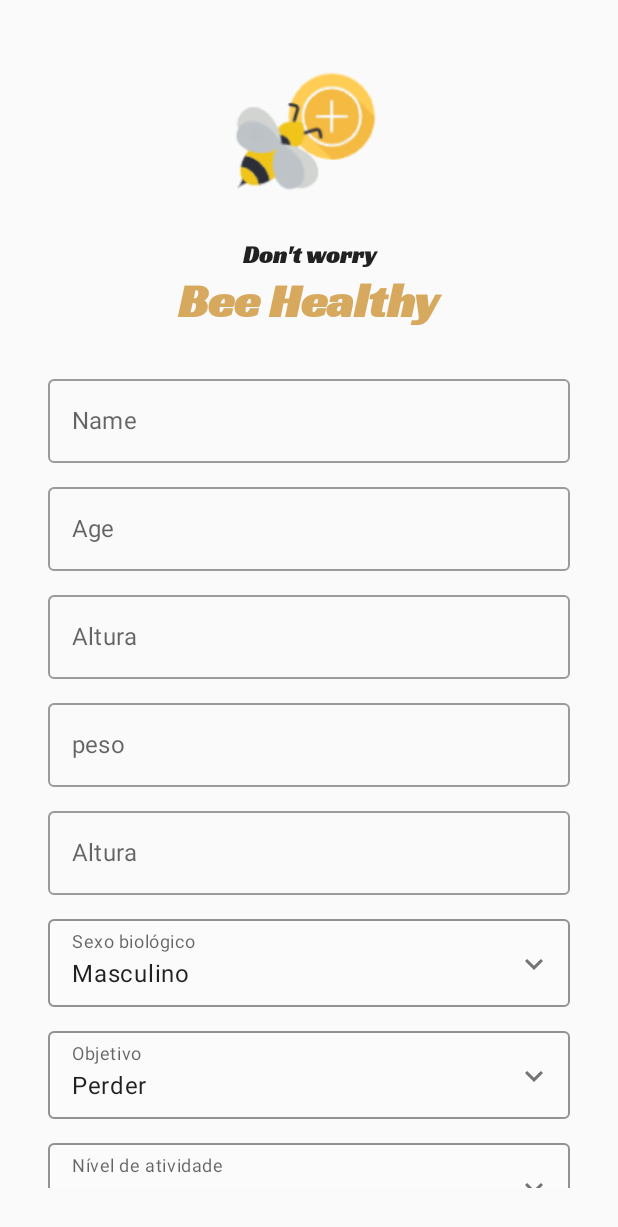
After one commit to DevCapu/BeeHealthy, an Android app built with Jetpack Compose: the HealthRegisterActivity screen opened directly, with no data from a screen before it, on a phone screen of 412 x 824 dp. The commit adds this screen. Shown: the top 1227 px of the screen. Run offline under Robolectric (Android 15) with nearby library versions, the phone set to English and light mode, and no system bars.

Commit message:
feature: add health registration screen

```diff
--- a/app/src/main/AndroidManifest.xml
+++ b/app/src/main/AndroidManifest.xml
@@ -26,6 +26,10 @@
         <activity
             android:name=".ui.activity.RegisterActivity"
             android:theme="@style/Theme.BeeHealthy" />
+
+        <activity
+            android:name=".ui.activity.HealthRegisterActivity"
+            android:exported="false" />
     </application>
 
 </manifest>
--- /dev/null
+++ b/app/src/main/java/br/com/devcapu/beehealthy/ui/activity/HealthRegisterActivity.kt
@@ -0,0 +1,177 @@
+package br.com.devcapu.beehealthy.ui.activity
+
+import android.content.Context
+import android.content.Intent
+import android.os.Bundle
+import androidx.activity.ComponentActivity
+import androidx.activity.compose.setContent
+import androidx.compose.foundation.Image
+import androidx.compose.foundation.layout.*
+import androidx.compose.foundation.rememberScrollState
+import androidx.compose.foundation.verticalScroll
+import androidx.compose.material.*
+import androidx.compose.runtime.Composable
+import androidx.compose.ui.Alignment
+import androidx.compose.ui.Modifier
+import androidx.compose.ui.res.painterResource
+import androidx.compose.ui.tooling.preview.Preview
+import androidx.compose.ui.unit.dp
+import androidx.lifecycle.viewmodel.compose.viewModel
+import br.com.devcapu.beehealthy.R
+import br.com.devcapu.beehealthy.ui.component.OutlineDropDownMenu
+import br.com.devcapu.beehealthy.ui.theme.BeeHealthyTheme
+import br.com.devcapu.beehealthy.ui.viewModel.HealthRegisterViewModel
+
+class HealthRegisterActivity : ComponentActivity() {
+
+    override fun onCreate(savedInstanceState: Bundle?) {
+        super.onCreate(savedInstanceState)
+        setContent { HealthRegisterScreen() }
+    }
+
+    companion object {
+        fun getIntent(context: Context) = Intent(context, HealthRegisterActivity::class.java)
+    }
+}
+
+@Composable
+fun HealthRegisterScreen(viewModel: HealthRegisterViewModel = viewModel()) {
+    val genders = listOf("Masculino", "Feminino")
+    val objectives = listOf("Perder", "Definir", "Manter")
+    val activityLevel = listOf("Baixo", "Médio", "Alto")
+
+    BeeHealthyTheme {
+        Column(
+            modifier = Modifier
+                .padding(32.dp)
+                .fillMaxSize()
+                .verticalScroll(rememberScrollState()),
+            verticalArrangement = Arrangement.Center,
+            horizontalAlignment = Alignment.CenterHorizontally
+        ) {
+            Image(
+                painter = painterResource(id = R.drawable.beehealthylogo),
+                contentDescription = "Bee with a plus sign icon",
+                modifier = Modifier
+                    .size(128.dp)
+                    .padding(bottom = 16.dp)
+            )
+
+            Text(
+                text = "Don't worry",
+                style = MaterialTheme.typography.h2
+            )
+            Text(
+                text = "Bee Healthy",
+                style = MaterialTheme.typography.h1,
+                modifier = Modifier.padding(bottom = 32.dp)
+            )
+
+            OutlinedTextField(
+                value = viewModel.name,
+                onValueChange = { viewModel.name = it },
+                placeholder = { Text(text = "Name") },
+                modifier = Modifier
+                    .padding(bottom = 16.dp)
+                    .fillMaxWidth()
+            )
+
+            OutlinedTextField(
+                value = viewModel.age,
+                onValueChange = { viewModel.age = it },
+                placeholder = { Text(text = "Age") },
+                modifier = Modifier
+                    .padding(bottom = 16.dp)
+                    .fillMaxWidth()
+            )
+
+            OutlinedTextField(
+                value = viewModel.height,
+                onValueChange = { viewModel.height = it },
+                placeholder = { Text(text = "Altura") },
+                modifier = Modifier
+                    .padding(bottom = 16.dp)
+                    .fillMaxWidth()
+            )
+
+            OutlinedTextField(
+                value = viewModel.weight,
+                onValueChange = { viewModel.weight = it },
+                placeholder = { Text(text = "peso") },
+                modifier = Modifier
+                    .padding(bottom = 16.dp)
+                    .fillMaxWidth()
+            )
+
+            OutlinedTextField(
+                value = viewModel.height,
+                onValueChange = { viewModel.height = it },
+                placeholder = { Text(text = "Altura") },
+                modifier = Modifier
+                    .padding(bottom = 16.dp)
+                    .fillMaxWidth()
+            )
+
+            OutlineDropDownMenu(
+                values = genders,
+                selectedIndex = 0,
+                onChange = { viewModel.biologicGender = genders[it] },
+                label = {
+                    Text(
+                        text = "Sexo biológico",
+                        color = MaterialTheme.colors.onSurface.copy(ContentAlpha.medium)
+                    )
+                },
+                modifier = Modifier
+                    .fillMaxWidth()
+                    .padding(bottom = 16.dp)
+            )
+
+            OutlineDropDownMenu(
+                values = objectives,
+                selectedIndex = 0,
+                onChange = { viewModel.objective = objectives[it] },
+                label = {
+                    Text(
+                        text = "Objetivo",
+                        color = MaterialTheme.colors.onSurface.copy(ContentAlpha.medium)
+                    )
+                },
+                modifier = Modifier
+                    .fillMaxWidth()
+                    .padding(bottom = 16.dp)
+            )
+
+            OutlineDropDownMenu(
+                values = activityLevel,
+                selectedIndex = 0,
+                onChange = { viewModel.activityLevel = genders[it] },
+                label = {
+                    Text(
+                        text = "Nível de atividade",
+                        color = MaterialTheme.colors.onSurface.copy(ContentAlpha.medium)
+                    )
+                },
+                modifier = Modifier
+                    .fillMaxWidth()
+                    .padding(bottom = 16.dp)
+            )
+
+            Button(
+                onClick = { /*TODO()*/ },
+                modifier = Modifier
+                    .fillMaxWidth()
+                    .padding(bottom = 8.dp)
+            ) {
+                Text(text = "Pronto!")
+            }
+        }
+    }
+}
+
+
+@Preview
+@Composable
+fun HealthRegisterScreenPreview() {
+    HealthRegisterScreen()
+}
--- a/app/src/main/java/br/com/devcapu/beehealthy/ui/activity/RegisterActivity.kt
+++ b/app/src/main/java/br/com/devcapu/beehealthy/ui/activity/RegisterActivity.kt
@@ -33,8 +33,7 @@ class RegisterActivity : ComponentActivity() {
         super.onCreate(savedInstanceState)
         viewModel.goToNextStep.observe(this) {
             if (it) {
-                val intent = Intent(this, LoginActivity::class.java)
-                startActivity(intent)
+                startActivity(HealthRegisterActivity.getIntent(this))
             }
         }
 
@@ -42,7 +41,7 @@ class RegisterActivity : ComponentActivity() {
     }
 
     private fun goToLoginActivity() {
-       startActivity(LoginActivity.getIntent(this))
+        startActivity(LoginActivity.getIntent(this))
     }
 
     companion object {
@@ -51,7 +50,10 @@ class RegisterActivity : ComponentActivity() {
 }
 
 @Composable
-fun RegisterScreen(viewModel: RegisterViewModel = viewModel(), onClickAlreadyHasAnAccount: () -> Unit) {
+fun RegisterScreen(
+    viewModel: RegisterViewModel = viewModel(),
+    onClickAlreadyHasAnAccount: () -> Unit
+) {
     var showPassword by remember { mutableStateOf(false) }
     BeeHealthyTheme {
         Column(
--- /dev/null
+++ b/app/src/main/java/br/com/devcapu/beehealthy/ui/component/DropDownMenu.kt
@@ -0,0 +1,156 @@
+package br.com.devcapu.beehealthy.ui.component
+
+import androidx.compose.animation.core.animateFloatAsState
+import androidx.compose.foundation.background
+import androidx.compose.foundation.border
+import androidx.compose.foundation.clickable
+import androidx.compose.foundation.layout.*
+import androidx.compose.material.*
+import androidx.compose.material.icons.Icons
+import androidx.compose.material.icons.filled.ExpandMore
+import androidx.compose.runtime.*
+import androidx.compose.ui.Alignment
+import androidx.compose.ui.Modifier
+import androidx.compose.ui.draw.clip
+import androidx.compose.ui.draw.rotate
+import androidx.compose.ui.geometry.Size
+import androidx.compose.ui.graphics.Color
+import androidx.compose.ui.graphics.Shape
+import androidx.compose.ui.layout.onGloballyPositioned
+import androidx.compose.ui.platform.LocalDensity
+import androidx.compose.ui.platform.LocalFocusManager
+import androidx.compose.ui.tooling.preview.Preview
+import androidx.compose.ui.unit.Dp
+import androidx.compose.ui.unit.dp
+import androidx.compose.ui.unit.toSize
+import kotlinx.coroutines.delay
+import kotlinx.coroutines.launch
+
+@Composable
+fun OutlineDropDownMenu(
+    values: List<String>,
+    selectedIndex: Int,
+    onChange: (Int) -> Unit,
+    label: @Composable () -> Unit,
+    modifier: Modifier,
+    backgroundColor: Color = MaterialTheme.colors.surface.copy(alpha = TextFieldDefaults.BackgroundOpacity),
+    shape: Shape = MaterialTheme.shapes.small,
+) {
+    SimpleExposedDropDownMenuImpl(
+        values = values,
+        selectedIndex = selectedIndex,
+        onChange = onChange,
+        label = label,
+        modifier = modifier,
+        backgroundColor = backgroundColor,
+        shape = shape,
+        decorator = { color, width, content ->
+            Box(
+                Modifier
+                    .border(width, color, shape)
+            ) {
+                content()
+            }
+        }
+    )
+}
+
+@Composable
+private fun SimpleExposedDropDownMenuImpl(
+    values: List<String>,
+    selectedIndex: Int,
+    onChange: (Int) -> Unit,
+    label: @Composable () -> Unit,
+    modifier: Modifier,
+    backgroundColor: Color,
+    shape: Shape,
+    decorator: @Composable (Color, Dp, @Composable () -> Unit) -> Unit,
+) {
+    var expanded by remember { mutableStateOf(false) }
+    var textFieldSize by remember { mutableStateOf(Size.Zero) }
+
+    val indicatorColor =
+        if (expanded) MaterialTheme.colors.primary.copy(alpha = ContentAlpha.high)
+        else MaterialTheme.colors.onSurface.copy(alpha = TextFieldDefaults.UnfocusedIndicatorLineOpacity)
+    val indicatorWidth = (if (expanded) 2 else 1).dp
+    val labelColor =
+        if (expanded) MaterialTheme.colors.primary.copy(alpha = ContentAlpha.high)
+        else MaterialTheme.colors.onSurface.copy(ContentAlpha.medium)
+    val trailingIconColor =
+        MaterialTheme.colors.onSurface.copy(alpha = TextFieldDefaults.IconOpacity)
+
+    val rotation: Float by animateFloatAsState(if (expanded) 180f else 0f)
+
+    val focusManager = LocalFocusManager.current
+
+    Column(modifier = modifier.width(IntrinsicSize.Min)) {
+        decorator(indicatorColor, indicatorWidth) {
+            Box(
+                Modifier
+                    .fillMaxWidth()
+                    .background(color = backgroundColor, shape = shape)
+                    .onGloballyPositioned { textFieldSize = it.size.toSize() }
+                    .clip(shape)
+                    .clickable {
+                        expanded = !expanded
+                        focusManager.clearFocus()
+                    }
+                    .padding(start = 16.dp, end = 12.dp, top = 7.dp, bottom = 10.dp)
+            ) {
+                Column(Modifier.padding(end = 32.dp)) {
+                    ProvideTextStyle(value = MaterialTheme.typography.caption.copy(color = labelColor)) {
+                        label()
+                    }
+                    Text(
+                        text = values[selectedIndex],
+                        modifier = Modifier.padding(top = 1.dp)
+                    )
+                }
+                Icon(
+                    imageVector = Icons.Filled.ExpandMore,
+                    contentDescription = "Change",
+                    tint = trailingIconColor,
+                    modifier = Modifier
+                        .align(Alignment.CenterEnd)
+                        .padding(top = 4.dp)
+                        .rotate(rotation)
+                )
+
+            }
+        }
+
+        DropdownMenu(
+            expanded = expanded,
+            onDismissRequest = { expanded = false },
+            modifier = Modifier
+                .width(with(LocalDensity.current) { textFieldSize.width.toDp() })
+        ) {
+            values.forEachIndexed { i, v ->
+                val scope = rememberCoroutineScope()
+                DropdownMenuItem(
+                    onClick = {
+                        onChange(i)
+                        scope.launch {
+                            delay(150)
+                            expanded = false
+                        }
+                    }
+                ) {
+                    Text(v)
+                }
+            }
+        }
+    }
+}
+
+@Preview(showBackground = true)
+@Composable
+fun DropDownMenuPreview() {
+    OutlineDropDownMenu(
+        values = listOf("Valor 1", "Valor 2"),
+        selectedIndex = 0,
+        onChange = {},
+        label = { Text(text = "Label") },
+        modifier = Modifier
+    )
+}
--- /dev/null
+++ b/app/src/main/java/br/com/devcapu/beehealthy/ui/viewModel/HealthRegisterViewModel.kt
@@ -0,0 +1,17 @@
+package br.com.devcapu.beehealthy.ui.viewModel
+
+import androidx.compose.runtime.getValue
+import androidx.compose.runtime.mutableStateOf
+import androidx.compose.runtime.setValue
+import androidx.lifecycle.ViewModel
+
+class HealthRegisterViewModel: ViewModel() {
+
+    var name by mutableStateOf("")
+    var age by mutableStateOf("")
+    var weight by mutableStateOf("")
+    var height by mutableStateOf("")
+    var biologicGender by mutableStateOf("")
+    var activityLevel by mutableStateOf("")
+    var objective by mutableStateOf("")
+}
```
